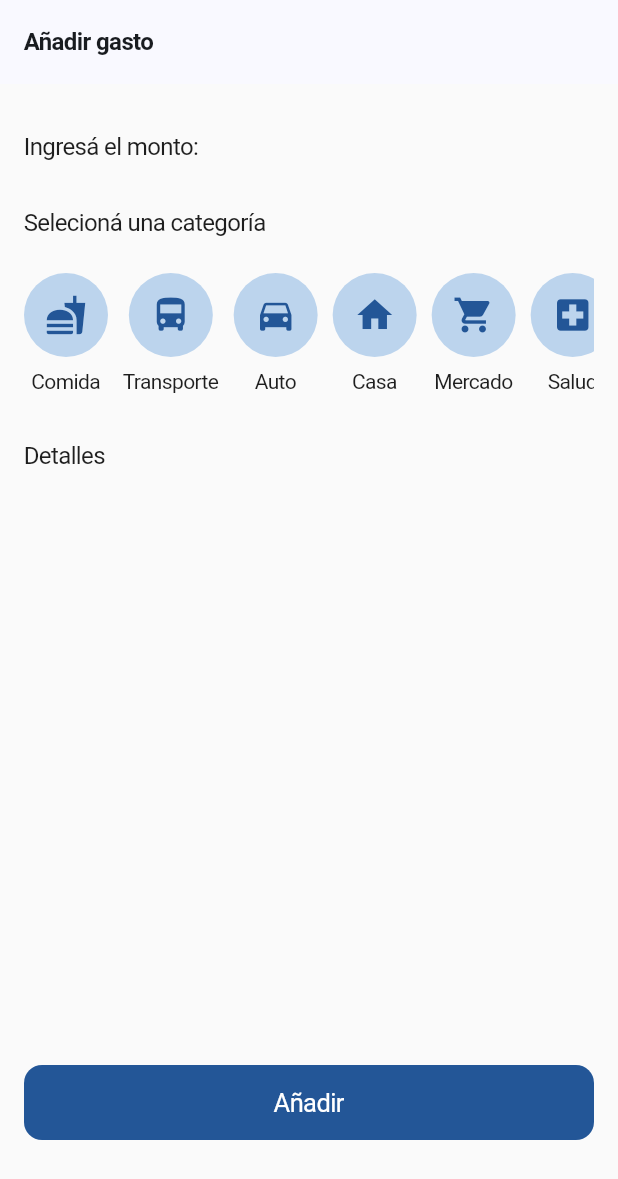
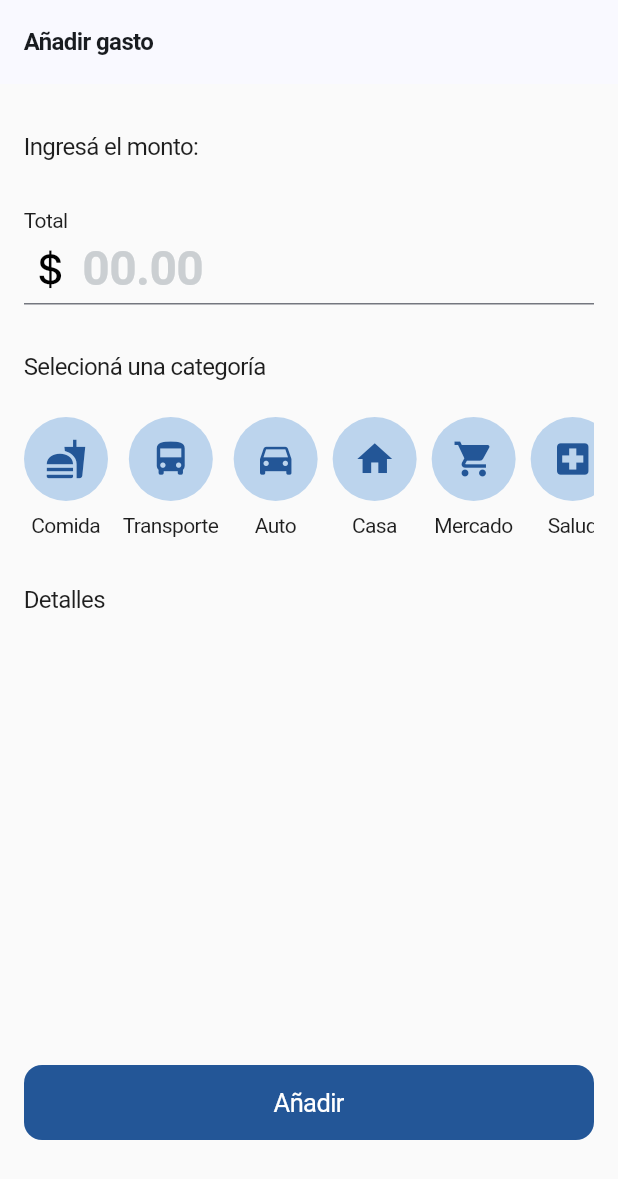
Before and after one commit to MartinBal97/money_flow, a Flutter app: the ExpensesIncomesScreen screen opened by its route, on a phone screen of 412 x 824 dp. Shown: the top 1179 px of the screen. Run offline on Flutter 3.47's test engine with Material 3 defaults, Android fonts, the phone set to English and light mode, and no system bars; our stand-ins replace animated_bottom_navigation_bar, animated_toggle_switch, bloc, cloud_firestore, firebase_auth, firebase_core and 3 more; accounts and stored records are empty; Roboto replaces fonts that are missing (SF Pro Display, SF Pro Text).

Commit message:
chore: some advances and changes

```diff
--- a/lib/core/router/router.dart
+++ b/lib/core/router/router.dart
@@ -14,8 +14,8 @@ import 'package:my_pocket/presentation/pages/goals/goals_screen.dart';
 import 'package:my_pocket/presentation/pages/home/home_screen.dart';
 import 'package:my_pocket/presentation/pages/loading_screen.dart';
 import 'package:my_pocket/presentation/pages/main_app_layout.dart';
+import 'package:my_pocket/presentation/pages/profile/profile_screen.dart';
 import 'package:my_pocket/presentation/pages/summary/summary_screen.dart';
-import 'package:my_pocket/presentation/pages/wallet/wallet_screen.dart';
 
 const Duration duration = Duration(milliseconds: 200);
 final _rootNavigatorKey = GlobalKey<NavigatorState>();
@@ -115,10 +115,10 @@ final appRouter = GoRouter(
           ),
         ),
         GoRoute(
-          path: AppRoutes.wallet,
+          path: AppRoutes.profile,
           pageBuilder: (context, state) => CustomTransitionPage<void>(
             key: state.pageKey,
-            child: const WalletScreen(),
+            child: const ProfileScreen(),
             transitionDuration: duration,
             reverseTransitionDuration: duration,
             transitionsBuilder: (context, animation, secondaryAnimation, child) {
--- a/lib/core/router/routes.dart
+++ b/lib/core/router/routes.dart
@@ -3,7 +3,7 @@ class AppRoutes {
   static const home = '/home';
   static const goals = '/goals';
   static const summary = '/summary';
-  static const wallet = '/wallet';
+  static const profile = '/profile';
   static const authentication = '/authentication';
   static const signin = '/signin';
   static const signup = '/signiup';
--- a/lib/presentation/pages/expenses_incomes/expenses_incomes_screen.dart
+++ b/lib/presentation/pages/expenses_incomes/expenses_incomes_screen.dart
@@ -1,3 +1,4 @@
+import 'package:flutter/cupertino.dart';
 import 'package:flutter/material.dart';
 import 'package:my_pocket/core/constans/app_sizes.dart';
 import 'package:my_pocket/core/theme/app_theme.dart';
@@ -46,6 +47,20 @@ class _ExpensesIncomesScreenState extends State<ExpensesIncomesScreen> {
             ),
             gapH32,
             const Text(
+              'Total',
+              style: bodySmallRTS,
+            ),
+            TextField(
+              decoration: InputDecoration(
+                hintText: '00.00',
+                hintStyle: disBigTS.copyWith(color: neutral300),
+                prefixIcon: const Icon(CupertinoIcons.money_dollar, size: 35, color: black),
+                prefixIconConstraints: const BoxConstraints(minWidth: 0, minHeight: 0),
+                contentPadding: EdgeInsets.zero,
+              ),
+            ),
+            gapH32,
+            const Text(
               'Selecioná una categoría',
               style: bodyLargeRTS,
             ),
```
Also changed, not shown: lib/presentation/pages/home/home_screen.dart (+8 -16 lines), lib/presentation/pages/main_app_layout.dart (+12 -7 lines), lib/presentation/pages/profile/profile_screen.dart (added, +50 -0 lines), lib/presentation/pages/wallet/wallet_screen.dart (deleted, +0 -25 lines).
